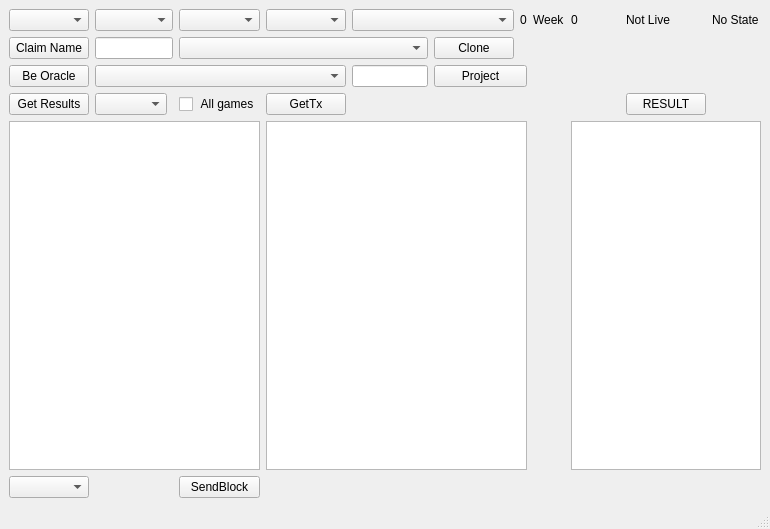
Before: the Qt Designer form cute-fantasy/testingwindow.ui in protoblock/protoblock, drawn with Qt 5.
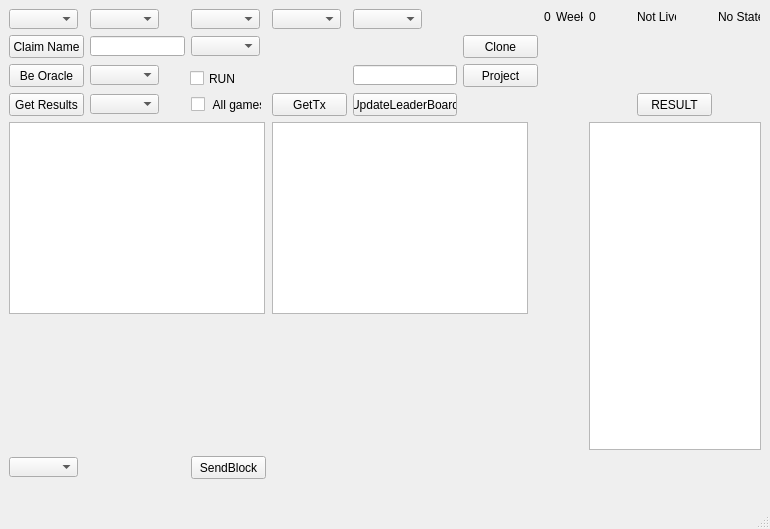
After: the same form once the commit is applied.

Commit message: sqldb update on timer. fix bug column

Patch:
```diff
--- a/cute-fantasy/testingwindow.ui
+++ b/cute-fantasy/testingwindow.ui
@@ -14,148 +14,354 @@
    <string>MainWindow</string>
   </property>
   <widget class="QWidget" name="centralwidget">
-   <layout class="QGridLayout" name="gridLayout">
-    <item row="0" column="9">
      <widget class="QLabel" name="week">
+    <property name="geometry">
+     <rect>
+      <x>589</x>
+      <y>9</y>
+      <width>16</width>
+      <height>16</height>
+     </rect>
+    </property>
       <property name="text">
        <string>0</string>
       </property>
      </widget>
-    </item>
-    <item row="0" column="5" colspan="2">
-     <widget class="QComboBox" name="player"/>
-    </item>
-    <item row="0" column="0">
-     <widget class="QComboBox" name="weeks"/>
-    </item>
-    <item row="0" column="7">
+   <widget class="QComboBox" name="player">
+    <property name="geometry">
+     <rect>
+      <x>353</x>
+      <y>9</y>
+      <width>69</width>
+      <height>20</height>
+     </rect>
+    </property>
+   </widget>
+   <widget class="QComboBox" name="weeks">
+    <property name="geometry">
+     <rect>
+      <x>9</x>
+      <y>9</y>
+      <width>69</width>
+      <height>20</height>
+     </rect>
+    </property>
+   </widget>
      <widget class="QLabel" name="season">
+    <property name="geometry">
+     <rect>
+      <x>544</x>
+      <y>9</y>
+      <width>16</width>
+      <height>16</height>
+     </rect>
+    </property>
       <property name="text">
        <string>0</string>
       </property>
      </widget>
-    </item>
-    <item row="0" column="8">
      <widget class="QLabel" name="week_3">
+    <property name="geometry">
+     <rect>
+      <x>556</x>
+      <y>9</y>
+      <width>27</width>
+      <height>16</height>
+     </rect>
+    </property>
       <property name="text">
        <string>Week</string>
       </property>
      </widget>
-    </item>
-    <item row="0" column="4">
-     <widget class="QComboBox" name="pos"/>
-    </item>
-    <item row="5" column="1" colspan="4">
-     <widget class="QComboBox" name="myfantasynames"/>
-    </item>
-    <item row="0" column="11">
+   <widget class="QComboBox" name="pos">
+    <property name="geometry">
+     <rect>
+      <x>272</x>
+      <y>9</y>
+      <width>69</width>
+      <height>20</height>
+     </rect>
+    </property>
+   </widget>
+   <widget class="QComboBox" name="myfantasynames">
+    <property name="geometry">
+     <rect>
+      <x>90</x>
+      <y>65</y>
+      <width>69</width>
+      <height>20</height>
+     </rect>
+    </property>
+   </widget>
      <widget class="QLabel" name="globalstate">
+    <property name="geometry">
+     <rect>
+      <x>718</x>
+      <y>9</y>
+      <width>42</width>
+      <height>16</height>
+     </rect>
+    </property>
       <property name="text">
        <string>No State</string>
       </property>
      </widget>
-    </item>
-    <item row="4" column="3" colspan="3">
-     <widget class="QComboBox" name="fantasynames"/>
-    </item>
-    <item row="4" column="1" colspan="2">
-     <widget class="QLineEdit" name="FantassyNameIn"/>
-    </item>
-    <item row="4" column="0">
+   <widget class="QComboBox" name="fantasynames">
+    <property name="geometry">
+     <rect>
+      <x>191</x>
+      <y>36</y>
+      <width>69</width>
+      <height>20</height>
+     </rect>
+    </property>
+   </widget>
+   <widget class="QLineEdit" name="FantassyNameIn">
+    <property name="geometry">
+     <rect>
+      <x>90</x>
+      <y>36</y>
+      <width>95</width>
+      <height>20</height>
+     </rect>
+    </property>
+   </widget>
      <widget class="QPushButton" name="claimname">
+    <property name="geometry">
+     <rect>
+      <x>9</x>
+      <y>35</y>
+      <width>75</width>
+      <height>23</height>
+     </rect>
+    </property>
       <property name="text">
        <string>Claim Name</string>
       </property>
      </widget>
-    </item>
-    <item row="4" column="6">
      <widget class="QPushButton" name="Clone">
+    <property name="geometry">
+     <rect>
+      <x>463</x>
+      <y>35</y>
+      <width>75</width>
+      <height>23</height>
+     </rect>
+    </property>
       <property name="text">
        <string>Clone</string>
       </property>
      </widget>
-    </item>
-    <item row="5" column="0">
      <widget class="QPushButton" name="beoracle">
+    <property name="geometry">
+     <rect>
+      <x>9</x>
+      <y>64</y>
+      <width>75</width>
+      <height>23</height>
+     </rect>
+    </property>
       <property name="text">
        <string>Be Oracle</string>
       </property>
      </widget>
-    </item>
-    <item row="0" column="10">
      <widget class="QLabel" name="Live">
+    <property name="geometry">
+     <rect>
+      <x>637</x>
+      <y>9</y>
+      <width>39</width>
+      <height>16</height>
+     </rect>
+    </property>
       <property name="text">
        <string>Not Live</string>
       </property>
      </widget>
-    </item>
-    <item row="6" column="1">
-     <widget class="QComboBox" name="gameID"/>
-    </item>
-    <item row="5" column="6" colspan="2">
+   <widget class="QComboBox" name="gameID">
+    <property name="geometry">
+     <rect>
+      <x>90</x>
+      <y>94</y>
+      <width>69</width>
+      <height>20</height>
+     </rect>
+    </property>
+   </widget>
      <widget class="QPushButton" name="projectit">
+    <property name="geometry">
+     <rect>
+      <x>463</x>
+      <y>64</y>
+      <width>75</width>
+      <height>23</height>
+     </rect>
+    </property>
       <property name="text">
        <string>Project</string>
       </property>
      </widget>
-    </item>
-    <item row="6" column="0">
      <widget class="QPushButton" name="GetGameResult">
+    <property name="geometry">
+     <rect>
+      <x>9</x>
+      <y>93</y>
+      <width>75</width>
+      <height>23</height>
+     </rect>
+    </property>
       <property name="text">
        <string>Get Results</string>
       </property>
      </widget>
-    </item>
-    <item row="7" column="0" colspan="4">
-     <widget class="QListWidget" name="staging_data"/>
-    </item>
-    <item row="8" column="3">
+   <widget class="QListWidget" name="staging_data">
+    <property name="geometry">
+     <rect>
+      <x>9</x>
+      <y>122</y>
+      <width>256</width>
+      <height>192</height>
+     </rect>
+    </property>
+   </widget>
      <widget class="QPushButton" name="SendBlock">
+    <property name="geometry">
+     <rect>
+      <x>191</x>
+      <y>456</y>
+      <width>75</width>
+      <height>23</height>
+     </rect>
+    </property>
       <property name="text">
        <string>SendBlock</string>
       </property>
      </widget>
-    </item>
-    <item row="5" column="5">
-     <widget class="QLineEdit" name="projection"/>
-    </item>
-    <item row="6" column="4">
+   <widget class="QLineEdit" name="projection">
+    <property name="geometry">
+     <rect>
+      <x>353</x>
+      <y>65</y>
+      <width>104</width>
+      <height>20</height>
+     </rect>
+    </property>
+   </widget>
      <widget class="QPushButton" name="GetTx">
+    <property name="geometry">
+     <rect>
+      <x>272</x>
+      <y>93</y>
+      <width>75</width>
+      <height>23</height>
+     </rect>
+    </property>
       <property name="text">
        <string>GetTx</string>
       </property>
      </widget>
-    </item>
-    <item row="7" column="4" colspan="4">
-     <widget class="QListWidget" name="staging_tx"/>
-    </item>
-    <item row="8" column="0">
-     <widget class="QComboBox" name="transitions"/>
-    </item>
-    <item row="6" column="10">
+   <widget class="QListWidget" name="staging_tx">
+    <property name="geometry">
+     <rect>
+      <x>272</x>
+      <y>122</y>
+      <width>256</width>
+      <height>192</height>
+     </rect>
+    </property>
+   </widget>
+   <widget class="QComboBox" name="transitions">
+    <property name="geometry">
+     <rect>
+      <x>9</x>
+      <y>457</y>
+      <width>69</width>
+      <height>20</height>
+     </rect>
+    </property>
+   </widget>
      <widget class="QPushButton" name="result">
+    <property name="geometry">
+     <rect>
+      <x>637</x>
+      <y>93</y>
+      <width>75</width>
+      <height>23</height>
+     </rect>
+    </property>
       <property name="text">
        <string>RESULT</string>
       </property>
      </widget>
-    </item>
-    <item row="0" column="3">
-     <widget class="QComboBox" name="team"/>
-    </item>
-    <item row="0" column="1" colspan="2">
-     <widget class="QComboBox" name="game"/>
-    </item>
-    <item row="7" column="9" colspan="3">
-     <widget class="QListWidget" name="awards"/>
-    </item>
-    <item row="6" column="3">
+   <widget class="QComboBox" name="team">
+    <property name="geometry">
+     <rect>
+      <x>191</x>
+      <y>9</y>
+      <width>69</width>
+      <height>20</height>
+     </rect>
+    </property>
+   </widget>
+   <widget class="QComboBox" name="game">
+    <property name="geometry">
+     <rect>
+      <x>90</x>
+      <y>9</y>
+      <width>69</width>
+      <height>20</height>
+     </rect>
+    </property>
+   </widget>
+   <widget class="QListWidget" name="awards">
+    <property name="geometry">
+     <rect>
+      <x>589</x>
+      <y>122</y>
+      <width>172</width>
+      <height>328</height>
+     </rect>
+    </property>
+   </widget>
      <widget class="QCheckBox" name="allgames">
+    <property name="geometry">
+     <rect>
+      <x>191</x>
+      <y>96</y>
+      <width>71</width>
+      <height>17</height>
+     </rect>
+    </property>
       <property name="text">
        <string> All games</string>
       </property>
      </widget>
-    </item>
-   </layout>
+   <widget class="QPushButton" name="updatelb">
+    <property name="geometry">
+     <rect>
+      <x>353</x>
+      <y>93</y>
+      <width>104</width>
+      <height>23</height>
+     </rect>
+    </property>
+    <property name="text">
+     <string>UpdateLeaderBoard</string>
+    </property>
+   </widget>
+   <widget class="QCheckBox" name="rundataagent">
+    <property name="geometry">
+     <rect>
+      <x>190</x>
+      <y>70</y>
+      <width>71</width>
+      <height>17</height>
+     </rect>
+    </property>
+    <property name="text">
+     <string>RUN</string>
+    </property>
+   </widget>
   </widget>
   <widget class="QMenuBar" name="menubar">
    <property name="geometry">
```
Lines whose indentation alone changed are shown as unchanged. The commit also changes 6 other files.
